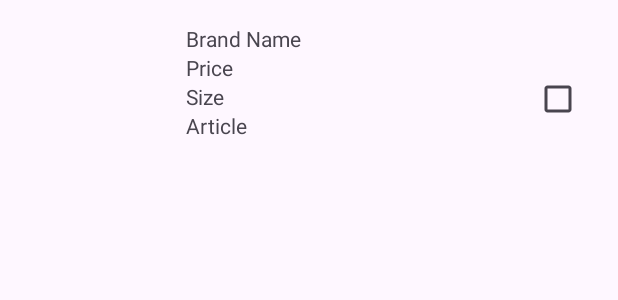
After one commit to StephenHughesUni/WardrobeBuddy, an Android app: the layout collection_item_layout.xml on its own in the app's theme, with its tools: preview values and no code run, on a phone screen of 412 x 824 dp. The commit adds this screen. Shown: the top 300 px of the screen. Run offline under Robolectric (Android 15) with nearby library versions, the phone set to English and light mode, and no system bars.

Commit message:
Collection Page working with Database

```diff
--- a/app/build.gradle
+++ b/app/build.gradle
@@ -46,6 +46,8 @@ dependencies {
     implementation 'com.google.android.gms:play-services-mlkit-text-recognition-devanagari:16.0.0'
     implementation 'com.google.android.gms:play-services-mlkit-text-recognition-japanese:16.0.0'
     implementation 'com.google.android.gms:play-services-mlkit-text-recognition-korean:16.0.0'
+    implementation 'com.google.firebase:firebase-storage:20.3.0'
+
     implementation 'com.github.bumptech.glide:glide:4.12.0'
     implementation 'com.google.firebase:firebase-database:20.3.1'
     annotationProcessor 'com.github.bumptech.glide:compiler:4.12.0'
--- /dev/null
+++ b/app/src/main/res/layout/collection_item_layout.xml
@@ -0,0 +1,66 @@
+<?xml version="1.0" encoding="utf-8"?>
+<androidx.constraintlayout.widget.ConstraintLayout xmlns:android="http://schemas.android.com/apk/res/android"
+    xmlns:app="http://schemas.android.com/apk/res-auto"
+    android:layout_width="match_parent"
+    android:layout_height="wrap_content"
+    android:padding="8dp">
+
+    <CheckBox
+        android:id="@+id/checkBox"
+        android:layout_width="wrap_content"
+        android:layout_height="wrap_content"
+        android:layout_marginEnd="8dp"
+        app:layout_constraintEnd_toEndOf="parent"
+        app:layout_constraintTop_toTopOf="@id/productImageView"
+        app:layout_constraintBottom_toBottomOf="@id/productImageView" />
+
+    <ImageView
+        android:id="@+id/productImageView"
+        android:layout_width="100dp"
+        android:layout_height="100dp"
+        android:layout_marginStart="8dp"
+        android:layout_marginTop="8dp"
+        android:layout_marginBottom="8dp"
+        android:scaleType="centerCrop"
+        app:layout_constraintBottom_toBottomOf="parent"
+        app:layout_constraintStart_toStartOf="parent"
+        app:layout_constraintTop_toTopOf="parent" />
+
+    <TextView
+        android:id="@+id/brandTextView"
+        android:layout_width="0dp"
+        android:layout_height="wrap_content"
+        android:layout_marginStart="8dp"
+        android:text="Brand Name"
+        app:layout_constraintStart_toEndOf="@id/productImageView"
+        app:layout_constraintTop_toTopOf="@id/productImageView" />
+
+    <TextView
+        android:id="@+id/priceTextView"
+        android:layout_width="0dp"
+        android:layout_height="wrap_content"
+        android:layout_marginStart="8dp"
+        android:text="Price"
+        app:layout_constraintStart_toEndOf="@id/productImageView"
+        app:layout_constraintTop_toBottomOf="@id/brandTextView" />
+
+    <TextView
+        android:id="@+id/sizeTextView"
+        android:layout_width="0dp"
+        android:layout_height="wrap_content"
+        android:layout_marginStart="8dp"
+        android:text="Size"
+        app:layout_constraintStart_toEndOf="@id/productImageView"
+        app:layout_constraintTop_toBottomOf="@id/priceTextView" />
+
+    <TextView
+        android:id="@+id/articleTextView"
+        android:layout_width="0dp"
+        android:layout_height="wrap_content"
+        android:layout_marginStart="8dp"
+        android:text="Article"
+        app:layout_constraintStart_toEndOf="@id/productImageView"
+        app:layout_constraintTop_toBottomOf="@id/sizeTextView" />
+
+
+</androidx.constraintlayout.widget.ConstraintLayout>
```
Also changed, not shown: app/src/main/java/com/example/wardrobebuddy/com/firebaseauth/Collection.java (added, +42 -0 lines), app/src/main/java/com/example/wardrobebuddy/com/firebaseauth/CollectionAdapter.java (added, +194 -0 lines), app/src/main/java/com/example/wardrobebuddy/com/firebaseauth/CollectionItem.java (+92 -39 lines), app/src/main/java/com/example/wardrobebuddy/com/firebaseauth/MyOutfitsActivity.java (+76 -1 lines), app/src/main/res/layout/activity_my_outfits.xml (+25 -10 lines), app/src/main/res/layout/item_collection.xml (added, +15 -0 lines).
